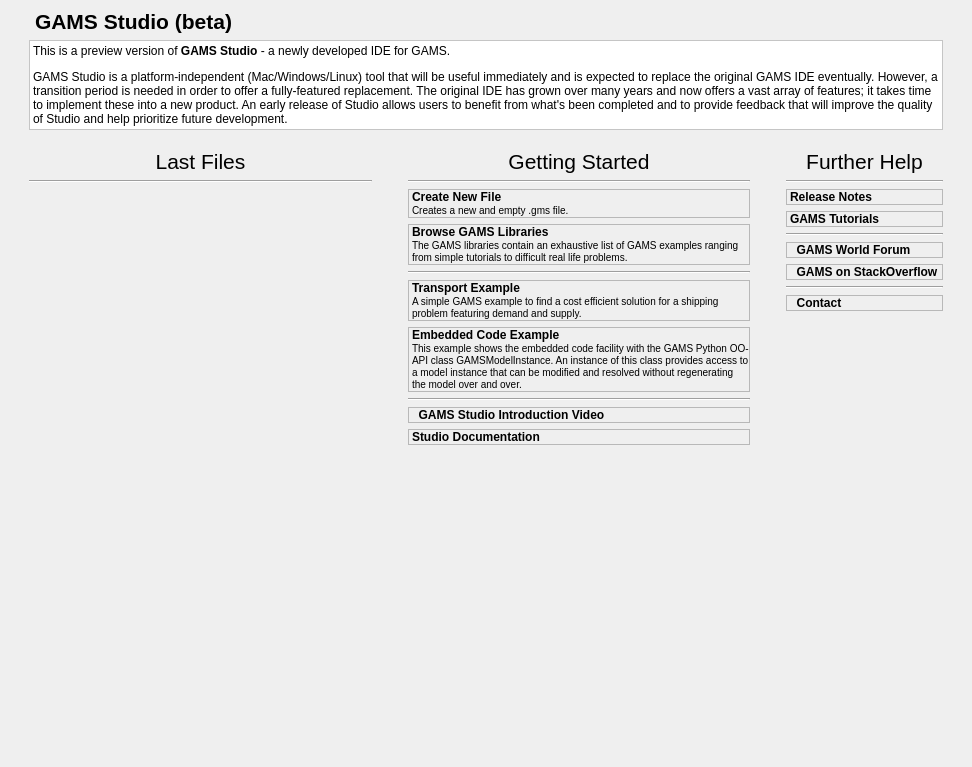
Qt form src/welcomepage.ui (GAMS-dev/studio) before a commit.
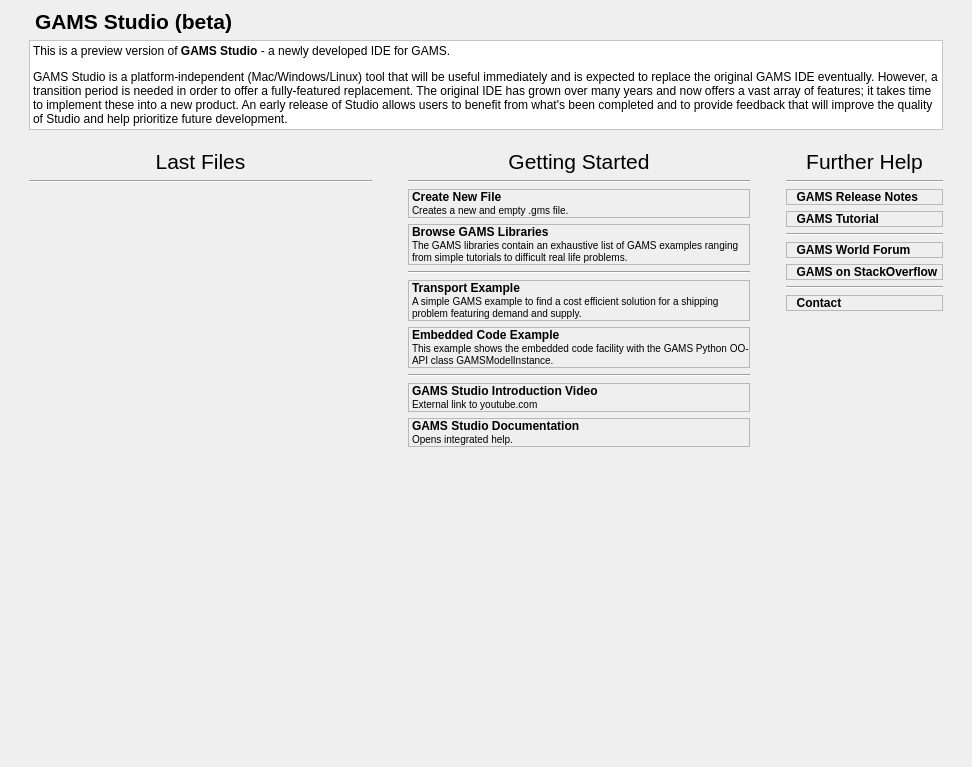
The same form after that commit. Icons and pictures are not drawn. Custom widgets are drawn as their Qt base class.

Commit message: fixed labels and icons

```diff
--- a/src/welcomepage.ui
+++ b/src/welcomepage.ui
@@ -460,7 +460,7 @@
                   <enum>QFrame::Plain</enum>
                  </property>
                  <property name="text">
-                  <string>&lt;html&gt;&lt;head/&gt;&lt;body&gt;&lt;p&gt;&lt;span style=&quot; font-weight:600;&quot;&gt;Embedded Code Example&lt;/span&gt;&lt;br/&gt;&lt;small&gt;This example shows the embedded code facility with the GAMS Python OO-API class GAMSModelInstance. An instance of this class provides access to a model instance that can be modified and resolved without regenerating the model over and over.&lt;/span&gt;&lt;/p&gt;&lt;/body&gt;&lt;/html&gt;</string>
+                  <string>&lt;html&gt;&lt;head/&gt;&lt;body&gt;&lt;p&gt;&lt;span style=&quot; font-weight:600;&quot;&gt;Embedded Code Example&lt;/span&gt;&lt;br/&gt;&lt;span style=&quot; font-size:small;&quot;&gt;This example shows the embedded code facility with the GAMS Python OO-API class GAMSModelInstance.&lt;/span&gt;&lt;/p&gt;&lt;/body&gt;&lt;/html&gt;</string>
                  </property>
                  <property name="wordWrap">
                   <bool>true</bool>
@@ -489,7 +489,7 @@
                   <enum>QFrame::StyledPanel</enum>
                  </property>
                  <property name="text">
-                  <string>&lt;html&gt;&lt;head/&gt;&lt;body&gt;&lt;img src=&quot;:/img/gamsicon_16x16.png&quot;/&gt;&lt;span style=&quot; font-weight:600;&quot;&gt;&amp;nbsp;&amp;nbsp;GAMS Studio Introduction Video&lt;/span&gt;&lt;/body&gt;&lt;/html&gt;</string>
+                  <string>&lt;html&gt;&lt;head/&gt;&lt;body&gt;&lt;p&gt;&lt;span style=&quot; font-weight:600;&quot;&gt;GAMS Studio Introduction Video&lt;/span&gt;&lt;br/&gt;&lt;span style=&quot; font-size:small;&quot;&gt;External link to youtube.com&lt;/span&gt;&lt;/p&gt;&lt;/body&gt;&lt;/html&gt;</string>
                  </property>
                  <property name="margin">
                   <number>8</number>
@@ -503,8 +503,8 @@
                 <widget class="gams::studio::WpLabel" name="label_doc_studio">
                  <property name="font">
                   <font>
-                   <weight>75</weight>
-                   <bold>true</bold>
+                   <weight>50</weight>
+                   <bold>false</bold>
                   </font>
                  </property>
                  <property name="mouseTracking">
@@ -514,7 +514,7 @@
                   <enum>QFrame::StyledPanel</enum>
                  </property>
                  <property name="text">
-                  <string>Studio Documentation</string>
+                  <string>&lt;html&gt;&lt;head/&gt;&lt;body&gt;&lt;p&gt;&lt;span style=&quot; font-weight:600;&quot;&gt;GAMS Studio Documentation&lt;/span&gt;&lt;br/&gt;&lt;span style=&quot; font-size:small;&quot;&gt;Opens integrated help.&lt;/span&gt;&lt;/p&gt;&lt;/body&gt;&lt;/html&gt;</string>
                  </property>
                  <property name="margin">
                   <number>8</number>
@@ -606,8 +606,8 @@
             <widget class="gams::studio::WpLabel" name="label_doc_release">
              <property name="font">
               <font>
-               <weight>75</weight>
-               <bold>true</bold>
+               <weight>50</weight>
+               <bold>false</bold>
               </font>
              </property>
              <property name="mouseTracking">
@@ -617,7 +617,7 @@
               <enum>QFrame::StyledPanel</enum>
              </property>
              <property name="text">
-              <string>Release Notes</string>
+              <string>&lt;html&gt;&lt;head/&gt;&lt;body&gt;&lt;p&gt;&lt;img src=&quot;:/img/gamsicon_16x16.png&quot;/&gt;&lt;span style=&quot; font-weight:600;&quot;&gt;&amp;nbsp;&amp;nbsp;GAMS Release Notes&lt;/span&gt;&lt;/p&gt;&lt;/body&gt;&lt;/html&gt;</string>
              </property>
              <property name="margin">
               <number>8</number>
@@ -631,8 +631,8 @@
             <widget class="gams::studio::WpLabel" name="label_doc_tut">
              <property name="font">
               <font>
-               <weight>75</weight>
-               <bold>true</bold>
+               <weight>50</weight>
+               <bold>false</bold>
               </font>
              </property>
              <property name="mouseTracking">
@@ -642,7 +642,7 @@
               <enum>QFrame::StyledPanel</enum>
              </property>
              <property name="text">
-              <string>GAMS Tutorials</string>
+              <string>&lt;html&gt;&lt;head/&gt;&lt;body&gt;&lt;p&gt;&lt;img src=&quot;:/img/gamsicon_16x16.png&quot;/&gt;&lt;span style=&quot; font-weight:600;&quot;&gt;&amp;nbsp;&amp;nbsp;GAMS Tutorial&lt;/span&gt;&lt;/p&gt;&lt;/body&gt;&lt;/html&gt;</string>
              </property>
              <property name="margin">
               <number>8</number>
```
